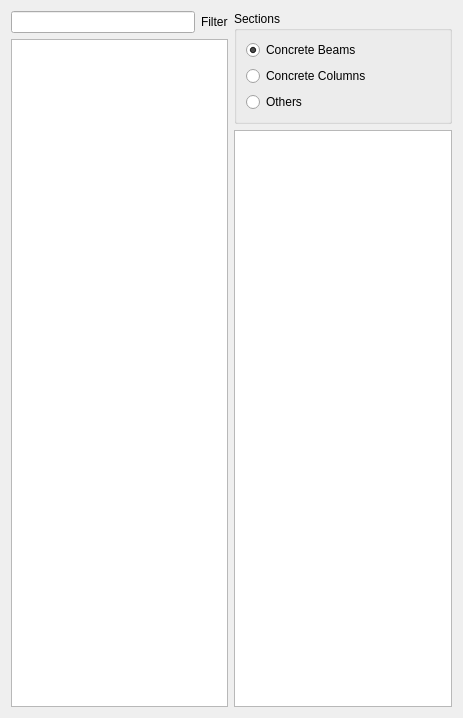
First picture: the form in widgets/assign/assign_frame_sections.ui, repository ebrahimraeyat/civilTools, before the edit.
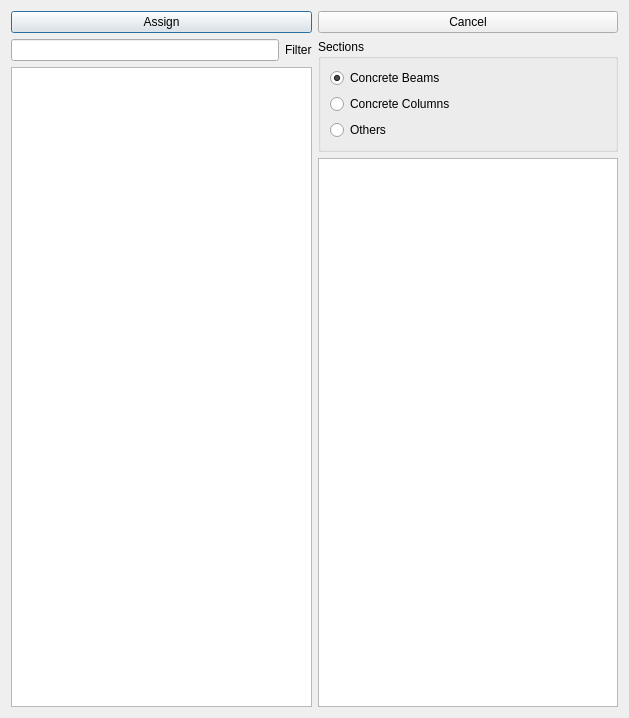
Second picture: the form after the edit. Icons and pictures are not drawn.

Commit message: Add pushbuttons for assign section dialog

Diff of the .ui file:
```diff
--- a/widgets/assign/assign_frame_sections.ui
+++ b/widgets/assign/assign_frame_sections.ui
@@ -6,7 +6,7 @@
    <rect>
     <x>0</x>
     <y>0</y>
-    <width>463</width>
+    <width>629</width>
     <height>718</height>
    </rect>
   </property>
@@ -18,6 +18,50 @@
     <normaloff>:/cfactor/images/assign_frame_section.svg</normaloff>:/cfactor/images/assign_frame_section.svg</iconset>
   </property>
   <layout class="QVBoxLayout" name="verticalLayout_3">
+   <item>
+    <layout class="QHBoxLayout" name="horizontalLayout">
+     <item>
+      <widget class="QPushButton" name="assign_button">
+       <property name="toolTip">
+        <string>Export Selected Load Combinations To ETABS Model</string>
+       </property>
+       <property name="text">
+        <string>Assign</string>
+       </property>
+       <property name="icon">
+        <iconset resource="../../civiltools.qrc">
+         <normaloff>:/civiltools/images/assign_frame_sections.svg</normaloff>:/civiltools/images/assign_frame_sections.svg</iconset>
+       </property>
+       <property name="iconSize">
+        <size>
+         <width>50</width>
+         <height>50</height>
+        </size>
+       </property>
+      </widget>
+     </item>
+     <item>
+      <widget class="QPushButton" name="cancel_button">
+       <property name="toolTip">
+        <string>Export Selected Load Combinations To ETABS Model</string>
+       </property>
+       <property name="text">
+        <string>Cancel</string>
+       </property>
+       <property name="icon">
+        <iconset resource="../../civiltools.qrc">
+         <normaloff>:/civiltools/images/cancel.svg</normaloff>:/civiltools/images/cancel.svg</iconset>
+       </property>
+       <property name="iconSize">
+        <size>
+         <width>50</width>
+         <height>50</height>
+        </size>
+       </property>
+      </widget>
+     </item>
+    </layout>
+   </item>
    <item>
     <layout class="QHBoxLayout" name="horizontalLayout_3">
      <item>
```
Left out of the diff: 4 changed lines with no effect on the pictures. The commit also changes 3 other files.
